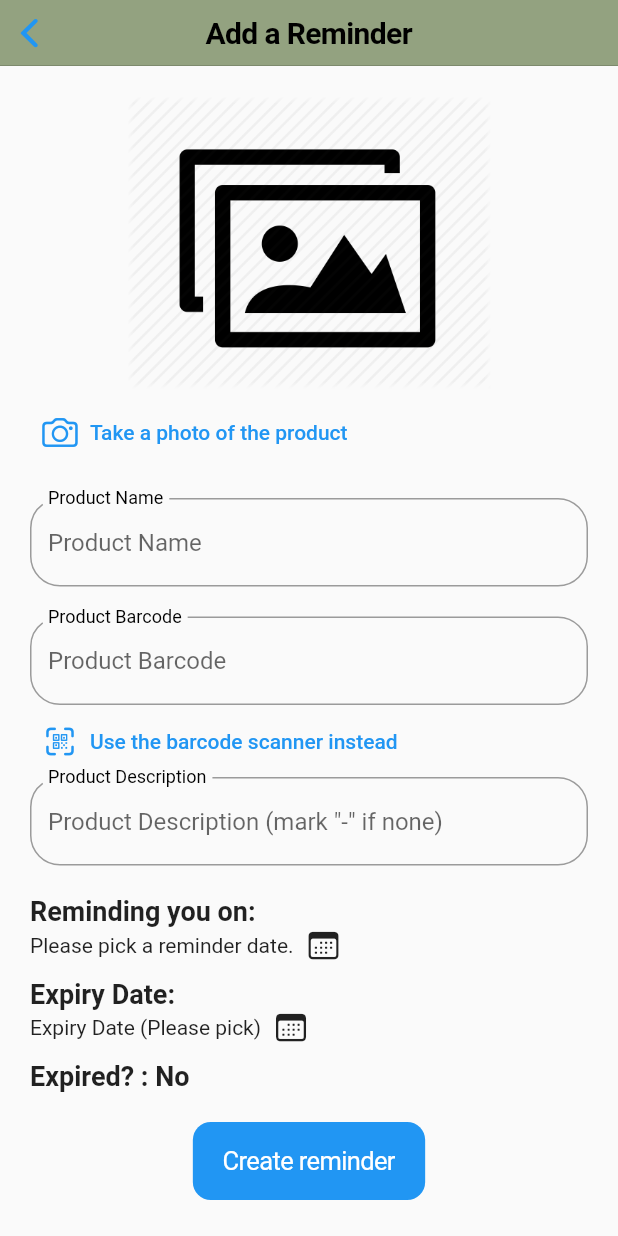
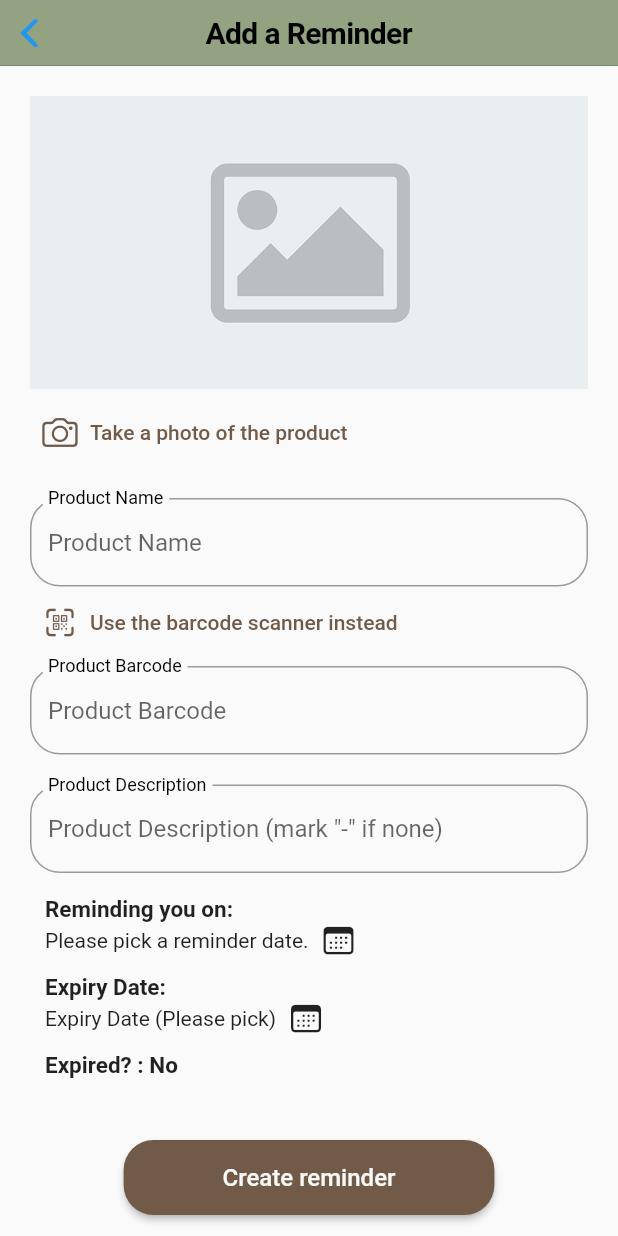
Before and after one commit to randomnose/expiry_reminder, a Flutter app: the screen it shows once a user with an empty profile is signed in, after a tap on an icon or button, on a phone screen of 412 x 824 dp. Run offline on Flutter 3.47's test engine with Material 2 defaults, Android fonts, the phone set to English and light mode, and no system bars; our stand-ins replace cloud_firestore, expandable, firebase_auth, firebase_storage, flutter_local_notifications, flutter_native_timezone and 4 more; missing offline and left inert: flutter_barcode_scanner, mailgun; accounts and stored records are empty.

Commit message:
clean up add and edit reminder code. created new function for generating randomised unique integers.

```diff
--- a/lib/screens/authenticate/register.dart
+++ b/lib/screens/authenticate/register.dart
@@ -105,7 +105,7 @@ class _RegisterState extends State<Register> {
                             SizedBox(height: 20.0),
                             ButtonTheme(
                               minWidth: Get.width * 0.6,
-                              height: 40,
+                              height: 50,
                               child: RaisedButton(
                                   shape: RoundedRectangleBorder(
                                       borderRadius:
--- a/lib/screens/authenticate/sign_in.dart
+++ b/lib/screens/authenticate/sign_in.dart
@@ -107,7 +107,7 @@ class _SignInState extends State<SignIn> {
                             SizedBox(height: 20.0),
                             ButtonTheme(
                               minWidth: Get.width * 0.6,
-                              height: 40,
+                              height: 50,
                               child: RaisedButton(
                                 shape: RoundedRectangleBorder(
                                     borderRadius:
--- a/lib/screens/form/add_reminder.dart
+++ b/lib/screens/form/add_reminder.dart
@@ -1,5 +1,3 @@
-import 'dart:math';
-
 import 'package:expiry_reminder/models/user.dart';
 import 'package:expiry_reminder/shared/constants.dart';
 import 'package:expiry_reminder/shared/shared_function.dart';
@@ -26,7 +24,6 @@ class AddNewReminder extends StatefulWidget {
 class _AddNewReminder extends State<AddNewReminder> {
   File _image;
   final imagePicker = ImagePicker();
-  final _randomiser = new Random();
 
   GlobalKey<FormState> _formKey;
   DateTime reminderTime = DateTime.now().toLocal();
@@ -80,9 +77,7 @@ class _AddNewReminder extends State<AddNewReminder> {
           ),
         ),
         body: GestureDetector(
-          onTap: () {
-            FocusScope.of(context).requestFocus(new FocusNode());
-          },
+          onTap: () => FocusScope.of(context).requestFocus(new FocusNode()),
           child: SingleChildScrollView(
             child: Container(
               padding: EdgeInsets.all(20),
@@ -90,24 +85,31 @@ class _AddNewReminder extends State<AddNewReminder> {
               child: Form(
                 key: _formKey,
                 child: Column(
-                  crossAxisAlignment: CrossAxisAlignment.center,
                   children: [
                     Container(
+                      width: Get.width,
                       padding: EdgeInsets.only(bottom: 5),
                       height: 200,
                       child: _image == null
                           ? Image(
-                              image: AssetImage('assets/image_placeholder.png'))
-                          : Image.file(_image, fit: BoxFit.fill),
+                              image: AssetImage('assets/image_placeholder.jpg'),
+                              fit: BoxFit.cover)
+                          : Image.file(_image, fit: BoxFit.cover),
                     ),
-                    Align(
+                    Padding(
+                      padding: EdgeInsets.only(bottom: 20.0),
+                      child: Align(
                         alignment: Alignment.centerLeft,
                         child: TextButton.icon(
                             onPressed: getImage,
-                          icon: Icon(CupertinoIcons.photo_camera),
-                          label: Text('Take a photo of the product')),
+                            icon: Icon(CupertinoIcons.photo_camera,
+                                color: appButtonBrown),
+                            label: Text(
+                              'Take a photo of the product',
+                              style: TextStyle(color: appButtonBrown),
+                            )),
                       ),
-                    SizedBox(height: 20),
+                    ),
                     TextFormField(
                       controller: _nameController,
                       validator: (formVal) {
@@ -120,25 +122,31 @@ class _AddNewReminder extends State<AddNewReminder> {
                       decoration: textInputDecoration.copyWith(
                           hintText: 'Product Name', labelText: 'Product Name'),
                     ),
-                    SizedBox(height: 20),
-                    TextFormField(
+                    Padding(
+                      padding: EdgeInsets.only(bottom: 5.0),
+                      child: Align(
+                        alignment: Alignment.centerLeft,
+                        child: TextButton.icon(
+                            label: Text('Use the barcode scanner instead',
+                                style: TextStyle(color: appButtonBrown)),
+                            icon: Icon(CupertinoIcons.qrcode_viewfinder,
+                                color: appButtonBrown),
+                            onPressed: () => barcodeScan()),
+                      ),
+                    ),
+                    Padding(
+                      padding: EdgeInsets.only(bottom: 20.0),
+                      child: TextFormField(
                         keyboardType: TextInputType.number,
                         controller: _barcodeController,
                         decoration: textInputDecoration.copyWith(
                             hintText: 'Product Barcode',
                             labelText: 'Product Barcode'),
                       ),
-                    Align(
-                      alignment: Alignment.centerLeft,
-                      child: TextButton.icon(
-                        label: Text('Use the barcode scanner instead'),
-                        icon: Icon(CupertinoIcons.qrcode_viewfinder),
-                        onPressed: () {
-                          barcodeScan();
-                        },
                     ),
-                    ),
-                    TextFormField(
+                    Padding(
+                      padding: EdgeInsets.only(bottom: 15.0),
+                      child: TextFormField(
                         controller: _descriptionController,
                         validator: (formVal) {
                           if (formVal == null || formVal.isEmpty) {
@@ -151,14 +159,19 @@ class _AddNewReminder extends State<AddNewReminder> {
                             hintText: 'Product Description (mark "-" if none)',
                             labelText: 'Product Description'),
                       ),
-                    SizedBox(height: 20),
-                    Align(
+                    ),
+                    Padding(
+                      padding: EdgeInsets.only(left: 10.0),
+                      child: Align(
                         alignment: Alignment.centerLeft,
                         child: Text('Reminding you on:',
                             style: TextStyle(
-                              fontSize: 18, fontWeight: FontWeight.bold)),
+                                fontSize: 15, fontWeight: FontWeight.bold)),
                       ),
-                    Row(
+                    ),
+                    Padding(
+                      padding: EdgeInsets.only(bottom: 10.0, left: 10.0),
+                      child: Row(
                         children: [
                           Padding(
                             padding: EdgeInsets.only(right: 8.0),
@@ -177,14 +190,19 @@ class _AddNewReminder extends State<AddNewReminder> {
                           )
                         ],
                       ),
-                    SizedBox(height: 10),
-                    Align(
+                    ),
+                    Padding(
+                      padding: EdgeInsets.only(left: 10.0),
+                      child: Align(
                         alignment: Alignment.centerLeft,
                         child: Text('Expiry Date:',
                             style: TextStyle(
-                              fontSize: 18, fontWeight: FontWeight.bold)),
+                                fontSize: 15, fontWeight: FontWeight.bold)),
                       ),
-                    Row(
+                    ),
+                    Padding(
+                      padding: EdgeInsets.only(bottom: 10.0, left: 10.0),
+                      child: Row(
                         children: [
                           Padding(
                             padding: EdgeInsets.only(right: 8.0),
@@ -201,40 +219,46 @@ class _AddNewReminder extends State<AddNewReminder> {
                           )
                         ],
                       ),
-                    SizedBox(height: 10),
-                    Align(
+                    ),
+                    Padding(
+                      padding: EdgeInsets.only(bottom: 10.0, left: 10.0),
+                      child: Align(
                         alignment: Alignment.centerLeft,
                         child: Text(
                           'Expired? : ${(showDateDifference(expiryDate) <= 0 && hasPickedExpiry == true) ? 'Yes' : 'No'}',
                           style: TextStyle(
-                            fontSize: 18, fontWeight: FontWeight.bold),
+                              fontSize: 15, fontWeight: FontWeight.bold),
                         ),
                       ),
-                    SizedBox(height: 20),
+                    ),
+                    Padding(
+                      padding: EdgeInsets.only(bottom: 10.0),
+                      child: Text(
+                        error,
+                        style: errorTextStyle,
+                        textAlign: TextAlign.center,
+                      ),
+                    ),
                     ButtonTheme(
-                      child: CupertinoButton.filled(
-                          child: Text('Create reminder'),
+                      minWidth: Get.width * 0.6,
+                      buttonColor: appButtonBrown,
+                      height: 50,
+                      child: RaisedButton(
+                          shape: RoundedRectangleBorder(
+                              borderRadius: new BorderRadius.circular(20)),
+                          child: Text('Create reminder',
+                              style: TextStyle(color: appBgGrey, fontSize: 16)),
                           onPressed: () async {
                             if (_formKey.currentState.validate() &&
                                 hasPickedDate == true &&
                                 hasPickedExpiry == true) {
-                                  final int notiID = _randomiser.nextInt(100);
+                              final int notiID = getUniqueRandomNumber();
                               scheduleReminder(
                                   reminderTime, _nameController.text, notiID);
                               if (hasTakenImage == true) {
-                                String fileName = path.basename(_image.path);
-                                StorageReference firebaseStorageRef =
-                                    FirebaseStorage.instance
-                                        .ref()
-                                        .child('images/$fileName');
-                                StorageUploadTask uploadTask =
-                                    firebaseStorageRef.putFile(_image);
-                                StorageTaskSnapshot taskSnapshot =
-                                    await uploadTask.onComplete;
-                                final String imageUrl =
-                                    await taskSnapshot.ref.getDownloadURL();
+                                String imageUrl = uploadImageToFirebase();
                                 reminderCollection.add({
-                                  'notificationID' : notiID,
+                                  'notificationID': notiID,
                                   'productImage': hasTakenImage ? imageUrl : '',
                                   'productBarcode':
                                       _barcodeController.text == null
@@ -252,7 +276,7 @@ class _AddNewReminder extends State<AddNewReminder> {
                                 }).whenComplete(() => Navigator.pop(context));
                               } else {
                                 reminderCollection.add({
-                                  'notificationID' : notiID,
+                                  'notificationID': notiID,
                                   'productImage': '',
                                   'productBarcode':
                                       _barcodeController.text == null
@@ -269,26 +293,16 @@ class _AddNewReminder extends State<AddNewReminder> {
                                   'expiryDate': expiryDate.toLocal(),
                                 }).whenComplete(() => Navigator.pop(context));
                               }
-
-                              print('all is good');
                             } else {
                               setState(() {
                                 error =
                                     'Please check that you have entered all details.';
                               });
-                              print('please check ur details');
-                              print(_nameController.text);
-                              print(reminderTime.toString());
-                              print(_descriptionController.text);
+                              print('Add page - Please check your details.');
                             }
                           }),
                     ),
-                    SizedBox(height: 10),
-                    Text(
-                      error,
-                      style: errorTextStyle,
-                      textAlign: TextAlign.center,
-                    ),
+                    SizedBox(height: 10)
                   ],
                 ),
               ),
@@ -444,17 +458,14 @@ class _AddNewReminder extends State<AddNewReminder> {
     });
   }
 
-  // Future uploadImageToFirebase(BuildContext context,
-  //     CollectionReference reminderCollection, String uid) async {
-  //   String fileName = basename(_image.path);
-  //   StorageReference firebaseStorageRef =
-  //       FirebaseStorage.instance.ref().child('images/$fileName');
-  //   StorageUploadTask uploadTask = firebaseStorageRef.putFile(_image);
-  //   StorageTaskSnapshot taskSnapshot = await uploadTask.onComplete;
-  //   taskSnapshot.ref.getDownloadURL().then((value) {
-  //     print("Link retrieval done: $value");
-  //     reminderCollection.add({'productImage': value});
-  //     return value;
-  //   });
-  // }
+  uploadImageToFirebase() async {
+    String fileName = path.basename(_image.path);
+    StorageReference firebaseStorageRef =
+        FirebaseStorage.instance.ref().child('images/$fileName');
+    StorageUploadTask uploadTask = firebaseStorageRef.putFile(_image);
+    StorageTaskSnapshot taskSnapshot = await uploadTask.onComplete;
+    final String imageUrl = await taskSnapshot.ref.getDownloadURL();
+
+    return imageUrl;
   }
+}
--- a/lib/screens/home/home.dart
+++ b/lib/screens/home/home.dart
@@ -77,7 +77,6 @@ class _HomeState extends State<Home> {
                             color: appRed,
                             fontWeight: FontWeight.bold,
                             fontSize: 20)),
-            // subtitle: Text(length.toString()),
           ),
           expanded: StreamBuilder(
             stream: streamSnapshot,
@@ -157,14 +156,9 @@ class _HomeState extends State<Home> {
         color: Colors.grey[200],
         child: ExpandablePanel(
           header: ListTile(
-            leading: Column(
-              mainAxisAlignment: MainAxisAlignment.center,
-              children: [
-                Padding(
-                  padding: EdgeInsets.only(left: 7.0),
-                  child: Icon(CupertinoIcons.checkmark_seal, size: 28),
-                ),
-              ],
+            leading: Padding(
+              padding: EdgeInsets.only(left: 7),
+              child: Icon(CupertinoIcons.checkmark_seal, size: 34),
             ),
             title: Text(
               'Completed Items',
--- a/lib/shared/constants.dart
+++ b/lib/shared/constants.dart
@@ -15,7 +15,7 @@ InputDecoration textInputDecoration = InputDecoration(
 TextStyle whiteTextStyle = TextStyle(fontSize: 16, color: appBgGrey);
 TextStyle greenTextStyle = TextStyle(fontSize: 16, color: appBottomNavGreen);
 TextStyle errorTextStyle = TextStyle(
-    fontSize: 18, color: Colors.red[400], fontWeight: FontWeight.w300);
+    fontSize: 18, color: Colors.red[400], fontWeight: FontWeight.w500);
 
 Color appGreen = Color(0xff93A280);
 Color appRed = Color(0xffD88C8C);
```
Also changed, not shown: lib/screens/form/edit_reminder.dart (+82 -56 lines), lib/shared/shared_function.dart (+8 -3 lines), assets/image_placeholder.jpg (added), assets/image_placeholder.png, assets/plant.jpg (deleted). Lines whose indentation alone changed are shown as unchanged.
